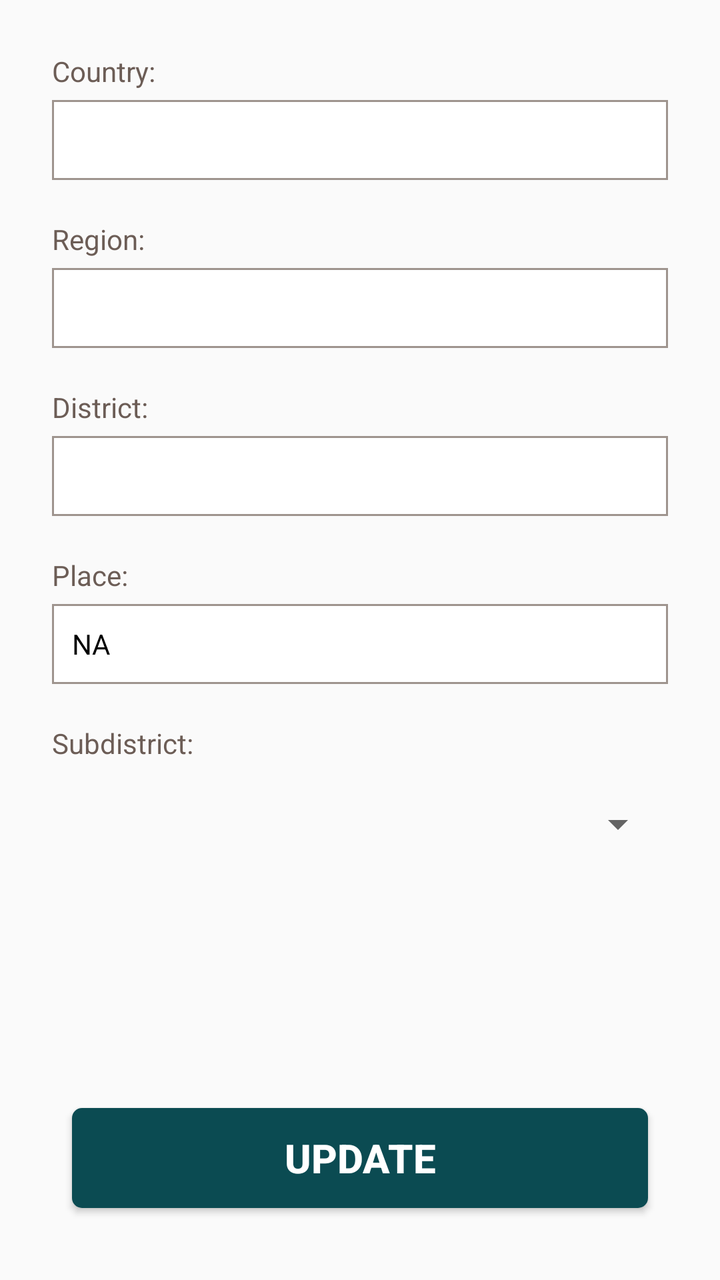
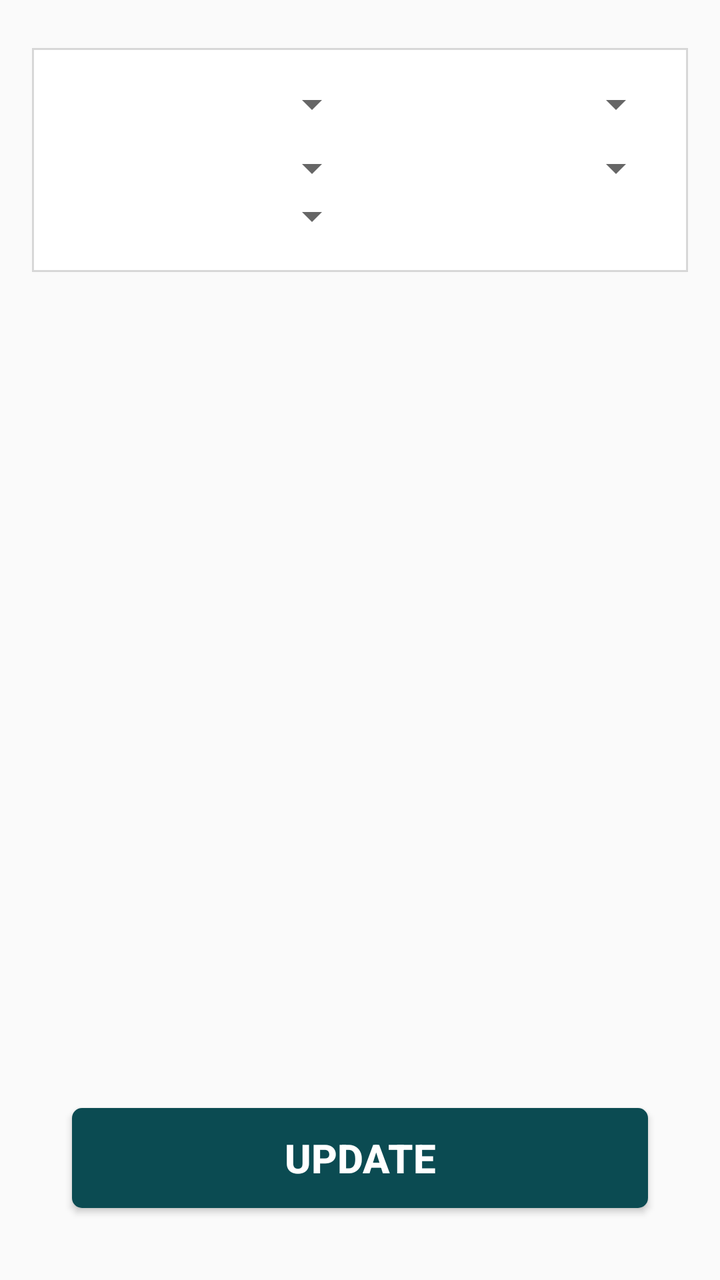

The first picture is an Android layout as it rendered before a commit; the second is the same layout after the commit. The layout source and the unified diff follow.
<!-- AndroidManifest.xml: application theme AppCompactTheme -->
<!-- res/layout/activity_update_subdistrict.xml -->
<?xml version="1.0" encoding="utf-8"?>
<RelativeLayout xmlns:android="http://schemas.android.com/apk/res/android"
    xmlns:app="http://schemas.android.com/apk/res-auto"
    xmlns:tools="http://schemas.android.com/tools"
    android:layout_width="match_parent"
    android:layout_height="match_parent"
    android:background="@color/clmrs_bg"
    android:padding="@dimen/activity_vertical_margin">

    <LinearLayout
        android:layout_width="match_parent"
        android:layout_height="wrap_content"
        android:layout_above="@+id/addNewChildButton"
        android:layout_alignParentTop="true"
        android:orientation="vertical">

        <LinearLayout
            android:id="@+id/fullnameLayout"
            android:layout_width="match_parent"
            android:layout_height="wrap_content"
            android:layout_margin="10dp"
            android:background="@color/clmrs_bg"
            android:orientation="vertical">

            <TextView
                android:id="@+id/title_name"
                android:layout_width="match_parent"
                android:layout_height="wrap_content"
                android:layout_marginBottom="5dp"
                android:text="@string/label_country"
                android:textColor="@color/clmrs_tv_grey" />

            <TextView
                android:id="@+id/tv_country_name"
                android:layout_width="match_parent"
                android:layout_height="40dp"
                android:background="@drawable/border_grey_bg"
                android:inputType="textPersonName"
                android:paddingLeft="10dp"
                android:gravity="center|left"
                android:textColor="@android:color/black" />

        </LinearLayout>

        <LinearLayout
            android:layout_width="match_parent"
            android:layout_height="wrap_content"
            android:layout_margin="10dp"
            android:background="@color/clmrs_bg"
            android:orientation="vertical">

            <TextView
                android:layout_width="match_parent"
                android:layout_height="wrap_content"
                android:layout_marginBottom="5dp"
                android:text="@string/label_region"
                android:textColor="@color/clmrs_tv_grey" />

            <TextView
                android:id="@+id/tv_region_name"
                android:layout_width="match_parent"
                android:layout_height="40dp"
                android:background="@drawable/border_grey_bg"
                android:inputType="textPersonName"
                android:paddingLeft="10dp"
                android:gravity="center|left"
                android:textColor="@android:color/black" />

        </LinearLayout>

        <LinearLayout
            android:layout_width="match_parent"
            android:layout_height="wrap_content"
            android:layout_margin="10dp"
            android:background="@color/clmrs_bg"
            android:orientation="vertical">

            <TextView
                android:layout_width="match_parent"
                android:layout_height="wrap_content"
                android:layout_marginBottom="5dp"
                android:text="@string/label_district"
                android:textColor="@color/clmrs_tv_grey" />

            <TextView
                android:id="@+id/tv_district_name"
                android:layout_width="match_parent"
                android:layout_height="40dp"
                android:background="@drawable/border_grey_bg"
                android:inputType="textPersonName"
                android:paddingLeft="10dp"
                android:gravity="center|left"
                android:textColor="@android:color/black" />

        </LinearLayout>

        <LinearLayout
            android:layout_width="match_parent"
            android:layout_height="wrap_content"
            android:layout_margin="10dp"
            android:background="@color/clmrs_bg"
            android:orientation="vertical">

            <TextView
                android:layout_width="match_parent"
                android:layout_height="wrap_content"
                android:layout_marginBottom="5dp"
                android:text="@string/label_place"
                android:textColor="@color/clmrs_tv_grey" />

            <TextView
                android:id="@+id/tv_place_name"
                android:layout_width="match_parent"
                android:layout_height="40dp"
                android:background="@drawable/border_grey_bg"
                android:inputType="textPersonName"
                android:paddingLeft="10dp"
                android:text="NA"
                android:gravity="center|left"
                android:textColor="@android:color/black" />

        </LinearLayout>

        <LinearLayout
            android:id="@+id/ageLayout"
            android:layout_width="match_parent"
            android:layout_height="wrap_content"
            android:layout_margin="10dp"
            android:background="@color/clmrs_bg"
            android:orientation="vertical">

            <TextView
                android:id="@+id/title_age"
                android:layout_width="match_parent"
                android:layout_height="wrap_content"
                android:text="@string/label_subdistrict"
                android:textColor="@color/clmrs_tv_grey" />

            <RelativeLayout
                android:layout_width="match_parent"
                android:layout_marginTop="10dp"
                android:padding="1dp"
                android:layout_height="42dp">

                <Spinner
                    android:layout_width="match_parent"
                    android:layout_height="40dp"
                    android:id="@+id/spinner_subdistrict"
                    android:layout_weight="1" />

            </RelativeLayout>

        </LinearLayout>


    </LinearLayout>


    <Button
        android:id="@+id/updateSubdistrict"
        android:layout_width="match_parent"
        android:layout_height="50dp"
        android:layout_alignParentBottom="true"
        android:layout_gravity="center"
        android:layout_marginLeft="20dp"
        android:layout_marginTop="5dp"
        android:layout_marginRight="20dp"
        android:layout_marginBottom="20dp"
        android:background="@drawable/btn_bg_add_child"
        android:gravity="center"
        android:text="@string/update"
        android:textAllCaps="true"
        android:textColor="@color/ofis_base_font_white"
        android:textSize="20dp"
        android:textStyle="bold" />

</RelativeLayout>
<!-- resources referenced by this layout -->
<resources>
  <color name="clmrs_bg">#FAFAFA</color>
  <color name="clmrs_tv_grey">#6C5D56</color>
  <color name="ofis_base_font_white">#ffffff</color>
  <dimen name="activity_vertical_margin">16dp</dimen>
  <!-- drawable border_grey_bg (drawable) -->
  <?xml version="1.0" encoding="utf-8"?>
  <shape xmlns:android="http://schemas.android.com/apk/res/android" android:shape="rectangle">
      <solid android:color="@color/ofis_base_font_white" />
      <stroke
          android:width="1dip"
          android:color="#9E948E" />
  </shape>
  <!-- drawable btn_bg_add_child (drawable) -->
  <shape xmlns:android="http://schemas.android.com/apk/res/android"
      android:shape="rectangle">
      <solid android:color="#0B4B52" />
      <corners android:radius="5dp" />
  </shape>
  <string name="label_country">Country:</string>
  <string name="label_district">District:</string>
  <string name="label_place">Place:</string>
  <string name="label_region">Region:</string>
  <string name="label_subdistrict">Subdistrict:</string>
  <string name="update">Update</string>
  <style name="AppCompactTheme" parent="Theme.AppCompat.Light">
          
          <item name="spinnerStyle">@android:style/Widget.Holo.Light.Spinner</item>
          <item name="android:spinnerItemStyle">@style/SpinnerItem</item>
          <item name="spinnerDropDownItemStyle">@style/SpinnerItem.DropDownItem</item>
          <item name="dropDownListViewStyle">@style/StandardSpinner</item>
  
          <item name="actionBarStyle">@style/AppTheme.ActionBarStyle</item>
          <item name="android:splitMotionEvents">false</item>
          <item name="android:windowEnableSplitTouch">false</item>
  
      </style>
  <style name="SpinnerItem" parent="Widget.AppCompat.TextView.SpinnerItem">
          <item name="android:textColor">@color/ofis_base_font_white</item>
          <item name="android:textSize">@dimen/ofis_spinner_text</item>
      </style>
  <style name="SpinnerItem.DropDownItem" parent="Widget.AppCompat.Light.DropDownItem.Spinner">
          <item name="android:textColor">@color/ofis_text_field</item>
          <item name="background">@color/ofis_spinner_item_background</item>
      </style>
  <style name="StandardSpinner" parent="Widget.AppCompat.ListView.DropDown">
          <item name="android:dividerHeight">@dimen/ofis_spinner_itemseparator</item>
          <item name="divider">@color/ofis_spinner_divider</item>
      </style>
  <style name="AppTheme.ActionBarStyle" parent="Theme.AppCompat.Light">
          <item name="titleTextStyle">@style/AppTheme.ActionBar.TitleTextStyle</item>
      </style>
  <dimen name="ofis_spinner_text">14sp</dimen>
  <color name="ofis_text_field">#DE000000</color>
  <color name="ofis_spinner_item_background">@color/ofis_actionbar_background</color>
  <dimen name="ofis_spinner_itemseparator">1dp</dimen>
  <color name="ofis_spinner_divider">#ff333333</color>
  <style name="AppTheme.ActionBar.TitleTextStyle" parent="android:TextAppearance">
          <item name="android:textSize">@dimen/ofis_large_text</item>
          <item name="android:textStyle">bold</item>
      </style>
  <color name="ofis_actionbar_background">#dddddd</color>
  <dimen name="ofis_large_text">17sp</dimen>
</resources>

<!-- the commit's change to res/layout/activity_update_subdistrict.xml (unified diff, before → after) -->
@@ -10,148 +10,120 @@
     <LinearLayout
         android:layout_width="match_parent"
         android:layout_height="wrap_content"
-        android:layout_above="@+id/addNewChildButton"
-        android:layout_alignParentTop="true"
+        android:paddingLeft="@dimen/ofis_large_pad"
+        android:paddingRight="@dimen/ofis_large_pad"
+        android:paddingBottom="@dimen/activity_vertical_margin"
+        android:paddingTop="@dimen/activity_vertical_margin"
+        android:background="@drawable/border_white_background"
+        android:layout_marginTop="@dimen/ofis_med_pad"
         android:orientation="vertical">
 
+
+
         <LinearLayout
-            android:id="@+id/fullnameLayout"
+            android:orientation="horizontal"
             android:layout_width="match_parent"
             android:layout_height="wrap_content"
-            android:layout_margin="10dp"
-            android:background="@color/clmrs_bg"
-            android:orientation="vertical">
+            android:layout_marginBottom="@dimen/ofis_med_pad">
 
-            <TextView
-                android:id="@+id/title_name"
+            <Spinner
                 android:layout_width="match_parent"
                 android:layout_height="wrap_content"
-                android:layout_marginBottom="5dp"
-                android:text="@string/label_country"
-                android:textColor="@color/clmrs_tv_grey" />
+                android:id="@+id/spinner_country"
+                android:hint="@string/Country"
+                android:layout_weight="1"
+                android:nextFocusDown="@+id/spinner_region" />
 
-            <TextView
-                android:id="@+id/tv_country_name"
+            <ImageView
+                android:layout_width="wrap_content"
+                android:contentDescription="@string/ofis_cd_hierarchy_arrow"
+                android:layout_height="match_parent"
+                app:srcCompat="@drawable/ic_spinner_hierarchy_arrow"
+                android:scaleType="center"
+                android:id="@+id/haCountry" />
+
+            <Spinner
                 android:layout_width="match_parent"
-                android:layout_height="40dp"
-                android:background="@drawable/border_grey_bg"
-                android:inputType="textPersonName"
-                android:paddingLeft="10dp"
-                android:gravity="center|left"
-                android:textColor="@android:color/black" />
+                android:layout_height="wrap_content"
+                android:id="@+id/spinner_region"
+                android:layout_weight="1"
+                android:nextFocusDown="@+id/spinner_district"/>
 
         </LinearLayout>
 
         <LinearLayout
+            android:orientation="horizontal"
             android:layout_width="match_parent"
-            android:layout_height="wrap_content"
-            android:layout_margin="10dp"
-            android:background="@color/clmrs_bg"
-            android:orientation="vertical">
+            android:layout_height="wrap_content">
 
-            <TextView
+            <Spinner
                 android:layout_width="match_parent"
                 android:layout_height="wrap_content"
-                android:layout_marginBottom="5dp"
-                android:text="@string/label_region"
-                android:textColor="@color/clmrs_tv_grey" />
+                android:id="@+id/spinner_district"
+                android:layout_weight="1"
+                android:nextFocusDown="@+id/spinner_place"/>
 
-            <TextView
-                android:id="@+id/tv_region_name"
+            <ImageView
+                android:layout_width="wrap_content"
+                android:layout_height="match_parent"
+                android:contentDescription="@string/ofis_cd_hierarchy_arrow"
+                app:srcCompat="@drawable/ic_spinner_hierarchy_arrow"
+                android:scaleType="center"
+                android:id="@+id/haDistrict" />
+
+            <Spinner
                 android:layout_width="match_parent"
-                android:layout_height="40dp"
-                android:background="@drawable/border_grey_bg"
-                android:inputType="textPersonName"
-                android:paddingLeft="10dp"
-                android:gravity="center|left"
-                android:textColor="@android:color/black" />
+                android:layout_height="wrap_content"
+                android:id="@+id/spinner_subdistrict"
+                android:layout_weight="1" />
 
         </LinearLayout>
 
         <LinearLayout
+            android:orientation="horizontal"
             android:layout_width="match_parent"
-            android:layout_height="wrap_content"
-            android:layout_margin="10dp"
-            android:background="@color/clmrs_bg"
-            android:orientation="vertical">
+            android:layout_height="wrap_content">
 
-            <TextView
+            <Spinner
                 android:layout_width="match_parent"
                 android:layout_height="wrap_content"
-                android:layout_marginBottom="5dp"
-                android:text="@string/label_district"
-                android:textColor="@color/clmrs_tv_grey" />
+                android:id="@+id/spinner_place"
+                android:layout_weight="1"
+                android:nextFocusDown="@+id/spinner_place"/>
 
-            <TextView
-                android:id="@+id/tv_district_name"
+            <ImageView
+                android:layout_width="wrap_content"
+                android:layout_height="match_parent"
+                android:contentDescription="@string/ofis_cd_hierarchy_arrow"
+                app:srcCompat="@drawable/ic_spinner_hierarchy_arrow"
+                android:scaleType="center"
+                android:visibility="invisible"
+                android:id="@+id/haSubDistrict" />
+
+            <Spinner
+                android:visibility="invisible"
                 android:layout_width="match_parent"
-                android:layout_height="40dp"
-                android:background="@drawable/border_grey_bg"
-                android:inputType="textPersonName"
-                android:paddingLeft="10dp"
-                android:gravity="center|left"
-                android:textColor="@android:color/black" />
+                android:layout_height="wrap_content"
+                android:layout_weight="1" />
 
         </LinearLayout>
 
         <LinearLayout
+            android:orientation="vertical"
             android:layout_width="match_parent"
-            android:layout_height="wrap_content"
-            android:layout_margin="10dp"
-            android:background="@color/clmrs_bg"
-            android:orientation="vertical">
+            android:layout_height="wrap_content">
 
-            <TextView
+            <EditText
                 android:layout_width="match_parent"
                 android:layout_height="wrap_content"
-                android:layout_marginBottom="5dp"
-                android:text="@string/label_place"
-                android:textColor="@color/clmrs_tv_grey" />
-
-            <TextView
-                android:id="@+id/tv_place_name"
-                android:layout_width="match_parent"
-                android:layout_height="40dp"
-                android:background="@drawable/border_grey_bg"
-                android:inputType="textPersonName"
-                android:paddingLeft="10dp"
-                android:text="NA"
-                android:gravity="center|left"
-                android:textColor="@android:color/black" />
-
+                android:inputType="text"
+                android:id="@+id/newPlaceName"
+                android:hint="@string/New_place_name"
+                android:textColor="@color/ofis_text_field"
+                android:textSize="@dimen/ofis_input_field_text"
+                android:visibility="gone"
+                android:layout_marginTop="@dimen/ofis_med_pad"/>
         </LinearLayout>
-
-        <LinearLayout
-            android:id="@+id/ageLayout"
-            android:layout_width="match_parent"
-            android:layout_height="wrap_content"
-            android:layout_margin="10dp"
-            android:background="@color/clmrs_bg"
-            android:orientation="vertical">
-
-            <TextView
-                android:id="@+id/title_age"
-                android:layout_width="match_parent"
-                android:layout_height="wrap_content"
-                android:text="@string/label_subdistrict"
-                android:textColor="@color/clmrs_tv_grey" />
-
-            <RelativeLayout
-                android:layout_width="match_parent"
-                android:layout_marginTop="10dp"
-                android:padding="1dp"
-                android:layout_height="42dp">
-
-                <Spinner
-                    android:layout_width="match_parent"
-                    android:layout_height="40dp"
-                    android:id="@+id/spinner_subdistrict"
-                    android:layout_weight="1" />
-
-            </RelativeLayout>
-
-        </LinearLayout>
-
 
     </LinearLayout>
 
<!-- resource entries referenced after the edit -->
@@ -1,16 +1,18 @@
 <!-- resources referenced by this layout -->
 <resources>
   <color name="clmrs_bg">#FAFAFA</color>
-  <color name="clmrs_tv_grey">#6C5D56</color>
   <color name="ofis_base_font_white">#ffffff</color>
   <dimen name="activity_vertical_margin">16dp</dimen>
-  <!-- drawable border_grey_bg (drawable) -->
+  <dimen name="ofis_input_field_text">14sp</dimen>
+  <dimen name="ofis_large_pad">12dp</dimen>
+  <dimen name="ofis_med_pad">8dp</dimen>
+  <!-- drawable border_white_background (drawable) -->
   <?xml version="1.0" encoding="utf-8"?>
   <shape xmlns:android="http://schemas.android.com/apk/res/android" android:shape="rectangle">
       <solid android:color="@color/ofis_base_font_white" />
       <stroke
           android:width="1dip"
-          android:color="#9E948E" />
+          android:color="@color/ofis_input_field_separator" />
   </shape>
   <!-- drawable btn_bg_add_child (drawable) -->
   <shape xmlns:android="http://schemas.android.com/apk/res/android"
@@ -18,11 +20,10 @@
       <solid android:color="#0B4B52" />
       <corners android:radius="5dp" />
   </shape>
-  <string name="label_country">Country:</string>
-  <string name="label_district">District:</string>
-  <string name="label_place">Place:</string>
-  <string name="label_region">Region:</string>
-  <string name="label_subdistrict">Subdistrict:</string>
+  <!-- drawable ic_spinner_hierarchy_arrow: png bitmap (drawable-hdpi, 1190 bytes) -->
+  <string name="Country">Country</string>
+  <string name="New_place_name">New Place Name</string>
+  <string name="ofis_cd_hierarchy_arrow">Arrow pointing right</string>
   <string name="update">Update</string>
   <style name="AppCompactTheme" parent="Theme.AppCompat.Light">
           
@@ -36,6 +37,7 @@
           <item name="android:windowEnableSplitTouch">false</item>
   
       </style>
+  <color name="ofis_input_field_separator">#26000000</color>
   <style name="SpinnerItem" parent="Widget.AppCompat.TextView.SpinnerItem">
           <item name="android:textColor">@color/ofis_base_font_white</item>
           <item name="android:textSize">@dimen/ofis_spinner_text</item>
